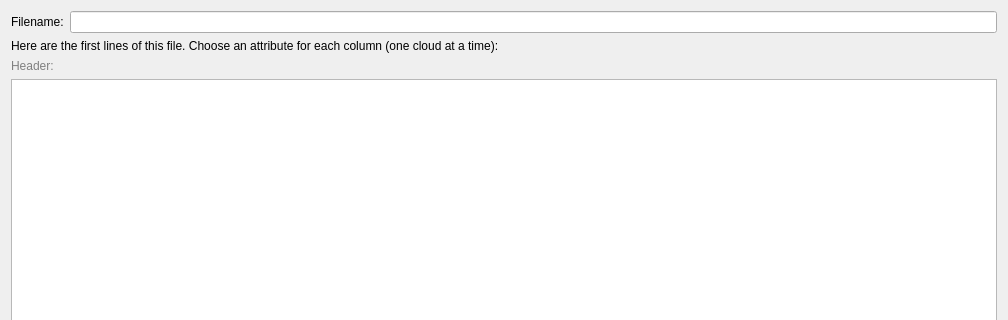
This is libs/qCC_io/ui/openAsciiFileDlg.ui in CloudCompare/CloudCompare as Qt 5 draws it before an edit; both pictures show x 0 to 1008 and y 0 to 320 of the 1008 by 657 pixel window. The edited form follows.
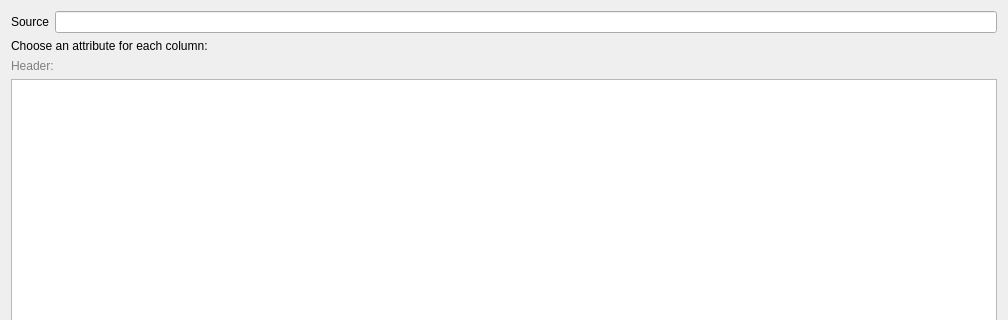
This is the edited form.

Commit message: New tool: Edit > Cloud > Paste from clipboard

```diff
--- a/libs/qCC_io/ui/openAsciiFileDlg.ui
+++ b/libs/qCC_io/ui/openAsciiFileDlg.ui
@@ -25,7 +25,7 @@
      <item>
       <widget class="QLabel" name="label_3">
        <property name="text">
-        <string>Filename:</string>
+        <string>Source</string>
        </property>
       </widget>
      </item>
@@ -47,7 +47,7 @@
    <item>
     <widget class="QLabel" name="label">
      <property name="text">
-      <string>Here are the first lines of this file. Choose an attribute for each column (one cloud at a time):</string>
+      <string>Choose an attribute for each column:</string>
      </property>
     </widget>
    </item>
```
The commit also changes 12 other files.
